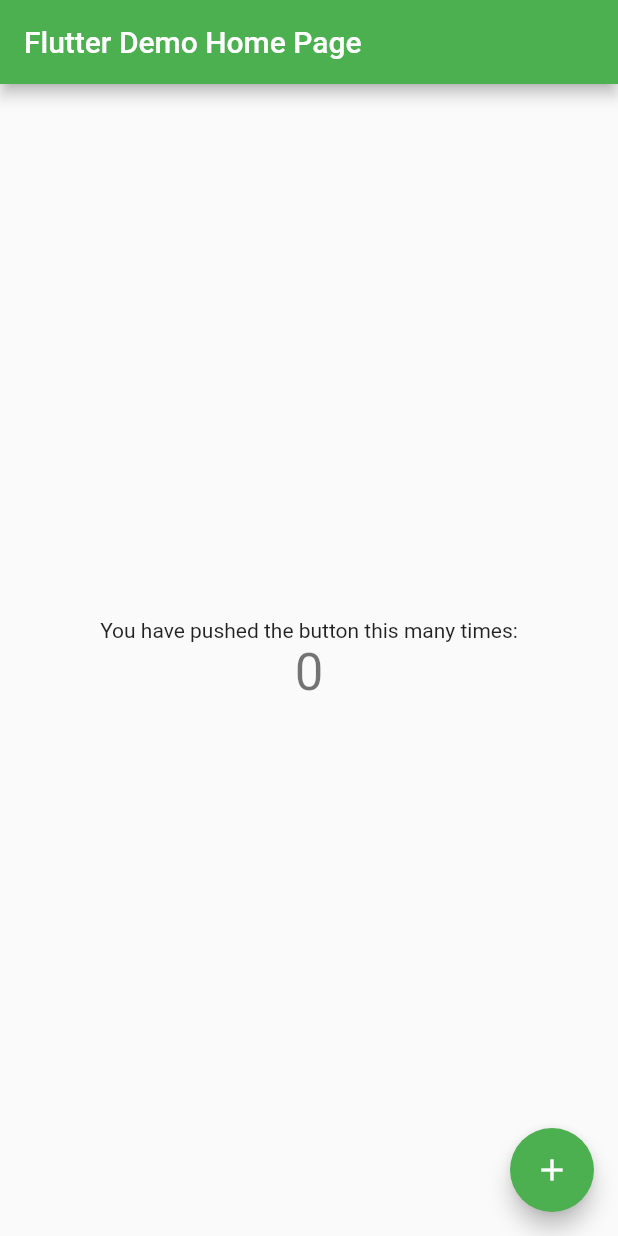
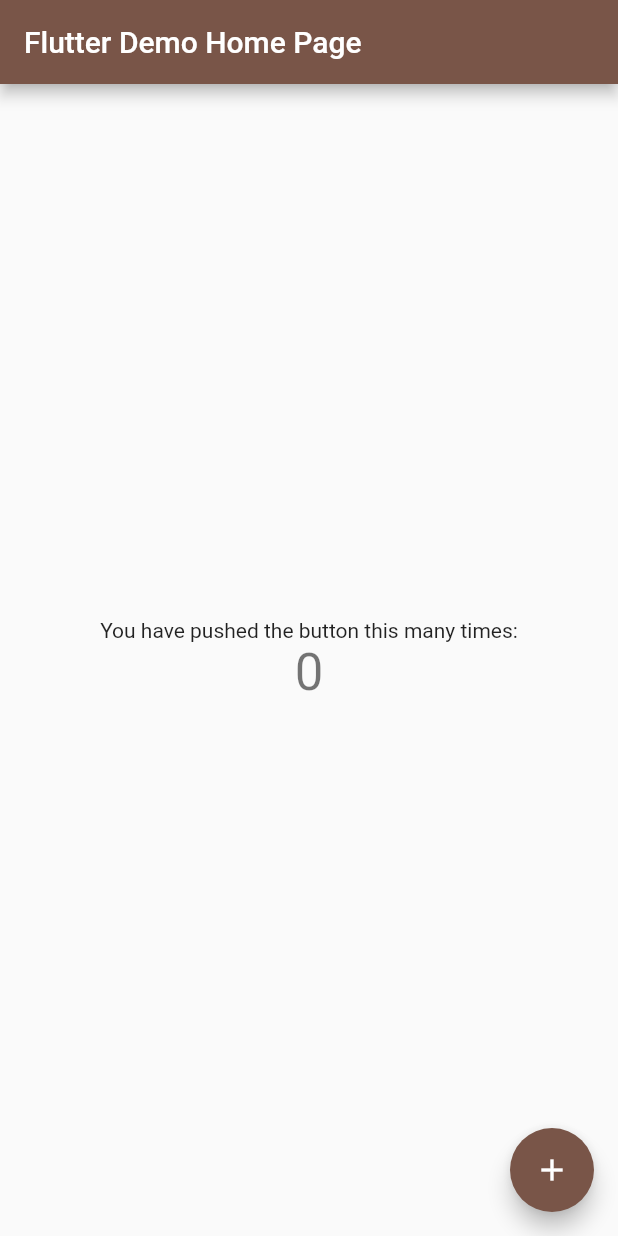
Before and after one commit to Nilomiranda/flutter101, a Flutter app: the screen it shows after launch, on a phone screen of 412 x 824 dp. Run offline on Flutter 3.47's test engine with Material 2 defaults, Android fonts, the phone set to English and light mode, and no system bars.

```diff
--- a/lib/main.dart
+++ b/lib/main.dart
@@ -18,7 +18,7 @@ class MyApp extends StatelessWidget {
         // or simply save your changes to "hot reload" in a Flutter IDE).
         // Notice that the counter didn't reset back to zero; the application
         // is not restarted.
-        primarySwatch: Colors.green,
+        primarySwatch: Colors.brown,
       ),
       home: MyHomePage(title: 'Flutter Demo Home Page'),
     );
```
Also changed, not shown: 1 other file.
